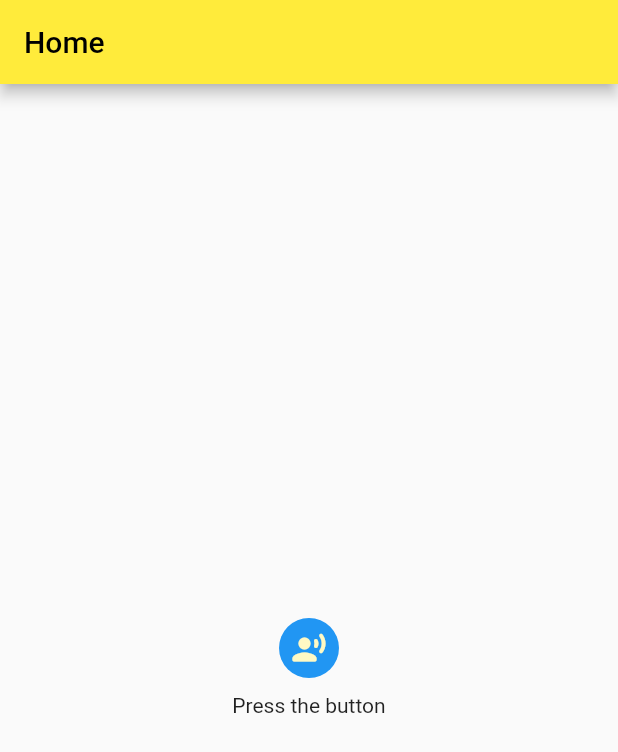
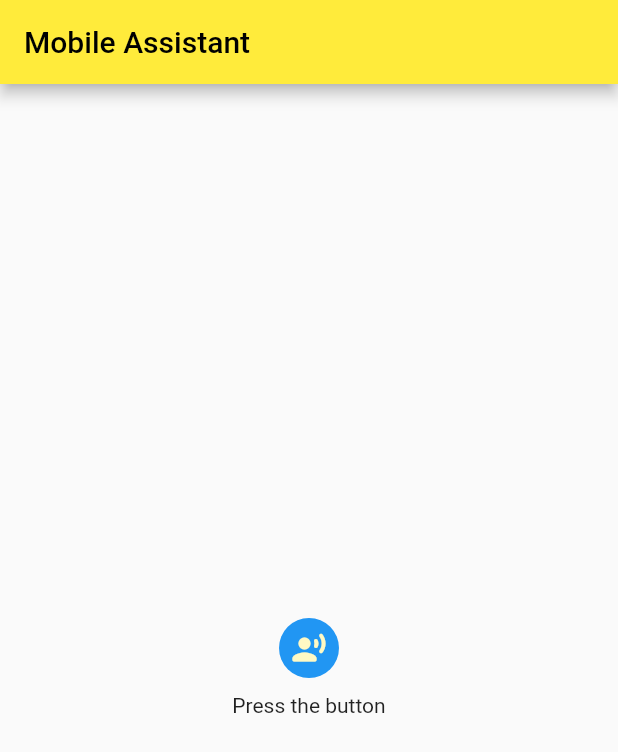
Before and after one commit to ServerSideClient/butler, a Flutter app: the screen it shows after launch, on a phone screen of 412 x 824 dp. Shown: the top 752 px of the screen. Run offline on Flutter 3.47's test engine with Material 2 defaults, Android fonts, the light colour scheme and no system bars; our stand-ins replace flutter_dotenv, permission_handler; missing offline and left inert: porcupine_flutter.

Commit message:
master: Renamed Home to Mobile Assistant

```diff
--- a/lib/main.dart
+++ b/lib/main.dart
@@ -16,7 +16,7 @@ class MyApp extends StatelessWidget {
       theme: ThemeData(
         primarySwatch: Colors.yellow,
       ),
-      home: const DefaultLayout(title: "Home", body: HomeView()),
+      home: const DefaultLayout(title: "Mobile Assistant", body: HomeView()),
     );
   }
 }
```
